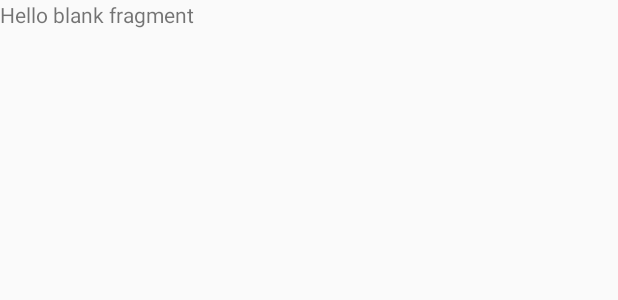
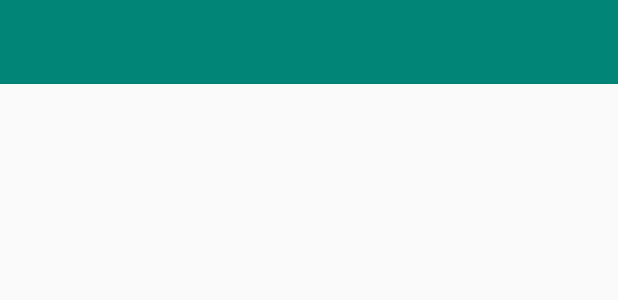
Before and after one commit to boytegar/MoocowApps, an Android app: the layout fragment_menu.xml on its own in the app's theme, with its tools: preview values and no code run, on a phone screen of 412 x 824 dp. Shown: the top 300 px of the screen. Run offline under Robolectric (Android 15) with nearby library versions, the phone set to English and light mode, and no system bars.

```diff
--- a/app/src/main/java/id/boytegar/moocow/db/MoocowDb.kt
+++ b/app/src/main/java/id/boytegar/moocow/db/MoocowDb.kt
@@ -7,10 +7,12 @@ import androidx.room.RoomDatabase
 import androidx.sqlite.db.SupportSQLiteDatabase
 import id.boytegar.moocow.db.dao.DaoCategory
 import id.boytegar.moocow.db.dao.DaoMenuItem
+import id.boytegar.moocow.db.entity.Cart
 import id.boytegar.moocow.db.entity.Category
 import id.boytegar.moocow.db.entity.MenuItem
+import id.boytegar.moocow.db.entity.Transactions
 
-@Database(entities = [(Category::class) , (MenuItem::class)], version = 1)
+@Database(entities = [(Category::class) , (MenuItem::class), (Cart::class), (Transactions::class)], version = 1)
 abstract class MoocowDb: RoomDatabase() {
 
     abstract fun DaoCategory(): DaoCategory
--- a/app/src/main/java/id/boytegar/moocow/db/entity/Transactions.kt
+++ b/app/src/main/java/id/boytegar/moocow/db/entity/Transactions.kt
@@ -20,7 +20,7 @@ class Transactions() {
     var total_change = 0.0
     var status = ""
     @TypeConverters(DataConverter::class)
-    var menu: List<MenuItem>? = null
+    var menu: List<Cart>? = null
 
     constructor(
         name_cashier: String,
@@ -31,7 +31,7 @@ class Transactions() {
         total_cash: Double,
         total_change: Double,
         status: String,
-        menu: List<MenuItem>
+        menu: List<Cart>
         ) : this() {
         this.name_cashier = name_cashier
         this.name_buyer = name_buyer
--- /dev/null
+++ b/app/src/main/java/id/boytegar/moocow/repo/CartRepository.kt
@@ -0,0 +1 @@
+package id.boytegar.moocow.repo
--- /dev/null
+++ b/app/src/main/java/id/boytegar/moocow/repo/TransactionsRepository.kt
@@ -0,0 +1 @@
+package id.boytegar.moocow.repo
--- a/app/src/main/java/id/boytegar/moocow/viewmodel/MenuItemViewModel.kt
+++ b/app/src/main/java/id/boytegar/moocow/viewmodel/MenuItemViewModel.kt
@@ -1,6 +1,7 @@
 package id.boytegar.moocow.viewmodel
 
 import android.app.Application
+import android.bluetooth.BluetoothDevice
 import androidx.lifecycle.AndroidViewModel
 import androidx.lifecycle.LiveData
 import androidx.lifecycle.MutableLiveData
@@ -23,7 +24,7 @@ class MenuItemViewModel (application: Application): AndroidViewModel(application
     private val categoryRepository = CategoryRepository(application)
     val menuRepository  = MenuRepository(application)
     var filterTextAll = MutableLiveData<String>()
-
+    var b_device = MutableLiveData<BluetoothDevice>()
 //    init {
 //        val factory: DataSource.Factory<Int, MenuItem> = menuRepository.getAllUser()
 //
--- a/app/src/main/res/layout/fragment_menu.xml
+++ b/app/src/main/res/layout/fragment_menu.xml
@@ -1,14 +1,20 @@
 <?xml version="1.0" encoding="utf-8"?>
-<FrameLayout xmlns:android="http://schemas.android.com/apk/res/android"
+<androidx.constraintlayout.widget.ConstraintLayout xmlns:android="http://schemas.android.com/apk/res/android"
+    xmlns:app="http://schemas.android.com/apk/res-auto"
     xmlns:tools="http://schemas.android.com/tools"
     android:layout_width="match_parent"
     android:layout_height="match_parent"
     tools:context=".ui.MenuFragment">
 
-    <!-- TODO: Update blank fragment layout -->
-    <TextView
-        android:layout_width="match_parent"
-        android:layout_height="match_parent"
-        android:text="@string/hello_blank_fragment" />
 
-</FrameLayout>
+    <androidx.appcompat.widget.Toolbar
+        android:id="@+id/toolbar4"
+        android:layout_width="0dp"
+        android:layout_height="wrap_content"
+        android:background="?attr/colorPrimary"
+        android:minHeight="?attr/actionBarSize"
+        android:theme="?attr/actionBarTheme"
+        app:layout_constraintEnd_toEndOf="parent"
+        app:layout_constraintStart_toStartOf="parent"
+        app:layout_constraintTop_toTopOf="parent" />
+</androidx.constraintlayout.widget.ConstraintLayout>
--- a/app/src/main/res/values/colors.xml
+++ b/app/src/main/res/values/colors.xml
@@ -1,7 +1,7 @@
 <?xml version="1.0" encoding="utf-8"?>
 <resources>
     <color name="colorPrimary">#008577</color>
-    <color name="colorPrimaryDark">#00574B</color>
+    <color name="colorPrimaryDark">#F5E800</color>
     <color name="colorAccent">#D81B60</color>
     <color name="black">#000000</color>
     <color name="white">#ffffff</color>
```
Also changed, not shown: app/src/main/java/id/boytegar/moocow/AddPrinterActivity.kt (+7 -3 lines), app/src/main/java/id/boytegar/moocow/db/dao/DaoCart.kt (added, +23 -0 lines), app/src/main/java/id/boytegar/moocow/db/dao/DaoTransactions.kt (added, +24 -0 lines), app/src/main/java/id/boytegar/moocow/db/entity/Cart.kt (+22 -0 lines), app/src/main/java/id/boytegar/moocow/helper/worker/PrintWorker.kt (+6 -5 lines), app/src/main/res/drawable/ic_filter.xml (added, +9 -0 lines), app/src/main/res/drawable/ic_search.xml (added, +9 -0 lines).
